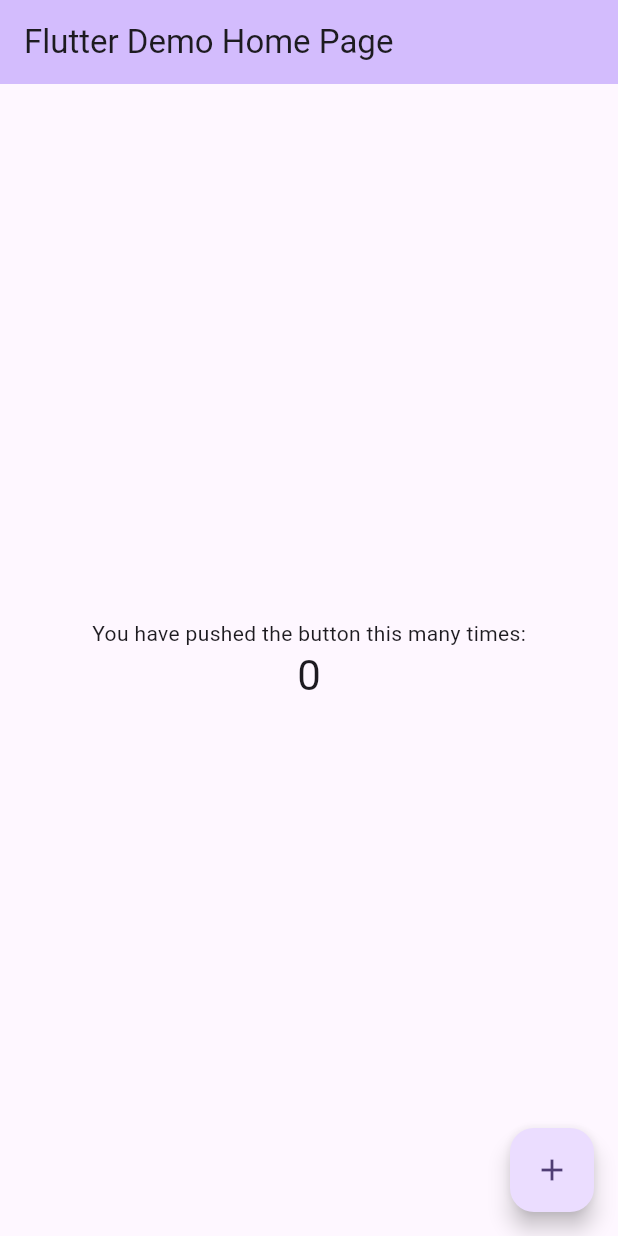
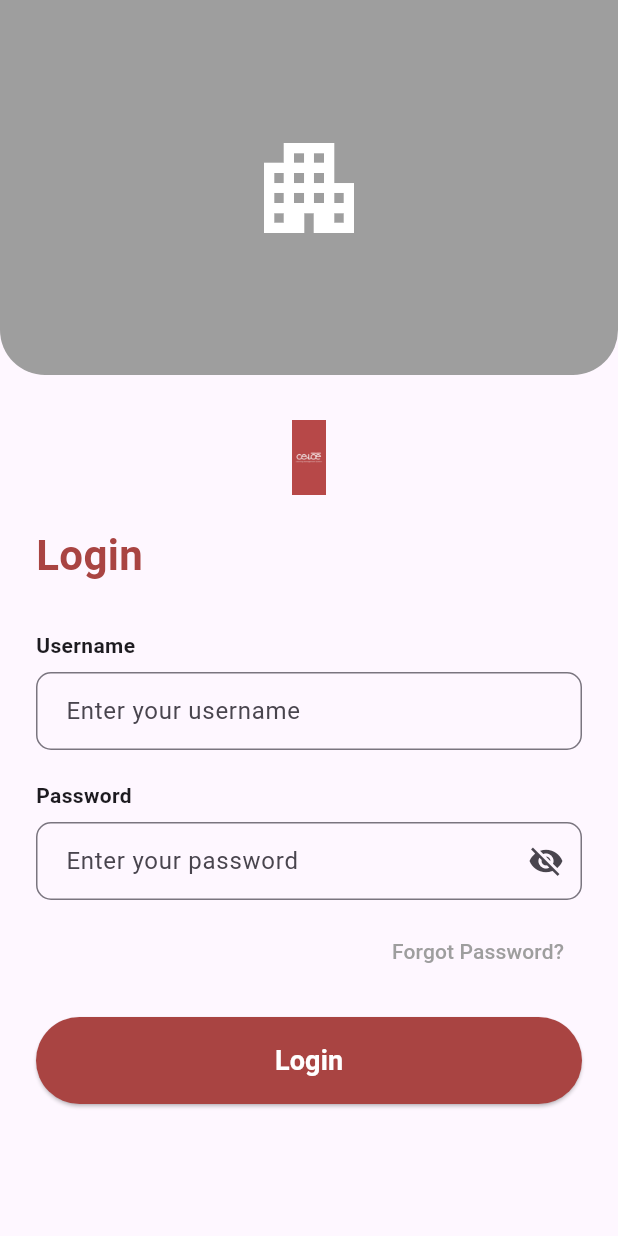
Before and after one commit to muzammilbinmarsuhen/Project-Uas-Celoe_Community, a Flutter app: the screen it shows after launch, on a phone screen of 412 x 824 dp. Run offline on Flutter 3.47's test engine with Material 3 defaults, Android fonts, the phone set to English and light mode, and no system bars.

Commit message:
Pembuatan Screen Splash Dan Login

```diff
--- /dev/null
+++ b/lib/login_screen.dart
@@ -0,0 +1,141 @@
+import 'package:flutter/material.dart';
+import 'main.dart'; // Import for MyHomePage navigation
+
+class LoginScreen extends StatefulWidget {
+  const LoginScreen({super.key});
+
+  @override
+  State<LoginScreen> createState() => _LoginScreenState();
+}
+
+class _LoginScreenState extends State<LoginScreen> {
+  final _usernameController = TextEditingController();
+  final _passwordController = TextEditingController();
+
+  void _login() {
+    // For now, just navigate to Home Page
+    Navigator.pushReplacement(
+      context,
+      MaterialPageRoute(builder: (context) => const MyHomePage(title: 'Celoe Community')),
+    );
+  }
+
+  @override
+  Widget build(BuildContext context) {
+    return Scaffold(
+      body: SingleChildScrollView(
+        child: Column(
+          children: [
+            // Top Image Area (Placeholder)
+            Container(
+              height: 250,
+              width: double.infinity,
+              decoration: const BoxDecoration(
+                color: Colors.grey, // Placeholder color
+                borderRadius: BorderRadius.only(
+                  bottomLeft: Radius.circular(30),
+                  bottomRight: Radius.circular(30),
+                ),
+              ),
+              child: const Center(
+                child: Icon(Icons.apartment, size: 80, color: Colors.white),
+              ),
+            ),
+            const SizedBox(height: 30),
+
+            // Logo and Title
+            Padding(
+              padding: const EdgeInsets.symmetric(horizontal: 24.0),
+              child: Column(
+                crossAxisAlignment: CrossAxisAlignment.start,
+                children: [
+                   Center(
+                    child: Image.asset(
+                      'assets/images/logo.png', // Reusing the logo
+                      height: 50,
+                    ),
+                  ),
+                  const SizedBox(height: 20),
+                  const Text(
+                    'Login',
+                    style: TextStyle(
+                      fontSize: 28,
+                      fontWeight: FontWeight.bold,
+                      color: Color(0xFFA94442),
+                    ),
+                  ),
+                  const SizedBox(height: 30),
+
+                  // Username Field
+                  const Text('Username', style: TextStyle(fontWeight: FontWeight.bold)),
+                  const SizedBox(height: 8),
+                  TextField(
+                    controller: _usernameController,
+                    decoration: InputDecoration(
+                      hintText: 'Enter your username',
+                      border: OutlineInputBorder(
+                        borderRadius: BorderRadius.circular(10),
+                      ),
+                      contentPadding: const EdgeInsets.symmetric(horizontal: 16, vertical: 14),
+                    ),
+                  ),
+                  const SizedBox(height: 20),
+
+                  // Password Field
+                  const Text('Password', style: TextStyle(fontWeight: FontWeight.bold)),
+                  const SizedBox(height: 8),
+                  TextField(
+                    controller: _passwordController,
+                    obscureText: true,
+                    decoration: InputDecoration(
+                      hintText: 'Enter your password',
+                      border: OutlineInputBorder(
+                        borderRadius: BorderRadius.circular(10),
+                      ),
+                      contentPadding: const EdgeInsets.symmetric(horizontal: 16, vertical: 14),
+                      suffixIcon: const Icon(Icons.visibility_off),
+                    ),
+                  ),
+                  const SizedBox(height: 10),
+
+                  // Forgot Password
+                  Align(
+                    alignment: Alignment.centerRight,
+                    child: TextButton(
+                      onPressed: () {},
+                      child: const Text(
+                        'Forgot Password?',
+                        style: TextStyle(color: Colors.grey),
+                      ),
+                    ),
+                  ),
+                  const SizedBox(height: 20),
+
+                  // Login Button
+                  SizedBox(
+                    width: double.infinity,
+                    child: ElevatedButton(
+                      onPressed: _login,
+                      style: ElevatedButton.styleFrom(
+                        backgroundColor: const Color(0xFFA94442),
+                        foregroundColor: Colors.white,
+                        padding: const EdgeInsets.symmetric(vertical: 16),
+                        shape: RoundedRectangleBorder(
+                          borderRadius: BorderRadius.circular(30),
+                        ),
+                      ),
+                      child: const Text(
+                        'Login',
+                        style: TextStyle(fontSize: 18, fontWeight: FontWeight.bold),
+                      ),
+                    ),
+                  ),
+                ],
+              ),
+            ),
+          ],
+        ),
+      ),
+    );
+  }
+}
--- a/lib/main.dart
+++ b/lib/main.dart
@@ -1,4 +1,5 @@
 import 'package:flutter/material.dart';
+import 'splash_screen.dart';
 
 void main() {
   runApp(const MyApp());
@@ -30,7 +31,7 @@
         // tested with just a hot reload.
         colorScheme: ColorScheme.fromSeed(seedColor: Colors.deepPurple),
       ),
-      home: const MyHomePage(title: 'Flutter Demo Home Page'),
+      home: const SplashScreen(),
     );
   }
 }
--- /dev/null
+++ b/lib/splash_screen.dart
@@ -0,0 +1,47 @@
+import 'package:flutter/material.dart';
+import 'login_screen.dart';
+
+class SplashScreen extends StatefulWidget {
+  const SplashScreen({super.key});
+
+  @override
+  State<SplashScreen> createState() => _SplashScreenState();
+}
+
+class _SplashScreenState extends State<SplashScreen> {
+  @override
+  void initState() {
+    super.initState();
+    _navigateToHome();
+  }
+
+  _navigateToHome() async {
+    await Future.delayed(const Duration(seconds: 3), () {});
+    if (!mounted) return;
+    Navigator.pushReplacement(
+      context,
+      MaterialPageRoute(builder: (context) => const LoginScreen()),
+    );
+  }
+
+  @override
+  Widget build(BuildContext context) {
+    return Scaffold(
+      backgroundColor: const Color(0xFFA94442), // Approximate color from screenshot
+      body: Center(
+        child: Padding(
+          padding: const EdgeInsets.all(20.0),
+          child: Column(
+            mainAxisAlignment: MainAxisAlignment.center,
+            children: [
+              Image.asset(
+                'assets/images/logo.png',
+                fit: BoxFit.contain,
+              ),
+            ],
+          ),
+        ),
+      ),
+    );
+  }
+}
--- a/pubspec.yaml
+++ b/pubspec.yaml
@@ -57,10 +57,8 @@ flutter:
   # the material Icons class.
   uses-material-design: true
 
-  # To add assets to your application, add an assets section, like this:
-  # assets:
-  #   - images/a_dot_burr.jpeg
-  #   - images/a_dot_ham.jpeg
+  assets:
+    - assets/images/
 
   # An image asset can refer to one or more resolution-specific "variants", see
   # https://flutter.dev/to/resolution-aware-images
```
Also changed, not shown: assets/images/logo.png (added).
